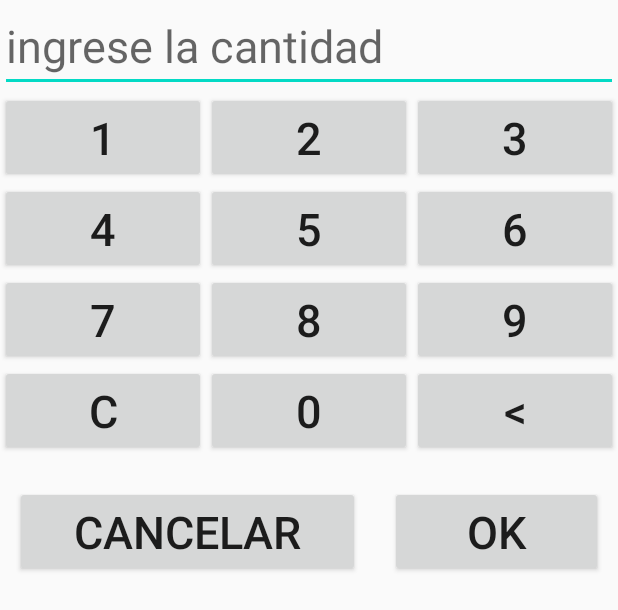
After one commit to raulest50/Irsum, an Android app: the layout fragment_mod_num_dialog.xml on its own in the app's theme, with its tools: preview values and no code run, on a phone screen of 412 x 824 dp. The commit adds this screen. Shown: the top 610 px of the screen. Run offline under Robolectric (Android 15) with nearby library versions, the phone set to English and light mode, and no system bars.

Commit message:
se agrego el dialogo modal para modificar la cantidad de cada item de recyclerView

```diff
--- a/app/src/main/res/layout/activity_main.xml
+++ b/app/src/main/res/layout/activity_main.xml
@@ -53,7 +53,7 @@
                     android:layout_width="wrap_content"
                     android:layout_height="wrap_content"
                     android:text="@string/btn_toolbar_imprimir"
-                    android:textSize="20dp"
+                    android:textSize="20sp"
                     app:drawableEndCompat="@drawable/ic_twotone_local_printshop_50"
                     app:layout_constraintBottom_toBottomOf="parent"
                     app:layout_constraintEnd_toStartOf="@+id/balysv_img_button"
--- /dev/null
+++ b/app/src/main/res/layout/fragment_mod_num_dialog.xml
@@ -0,0 +1,174 @@
+<?xml version="1.0" encoding="utf-8"?>
+<androidx.constraintlayout.widget.ConstraintLayout
+    xmlns:android="http://schemas.android.com/apk/res/android"
+    xmlns:app="http://schemas.android.com/apk/res-auto"
+    xmlns:tools="http://schemas.android.com/tools"
+    android:layout_width="match_parent"
+    android:layout_height="match_parent">
+
+    <LinearLayout
+        android:layout_width="match_parent"
+        android:layout_height="match_parent"
+        android:orientation="vertical"
+        tools:layout_editor_absoluteX="129dp"
+        tools:layout_editor_absoluteY="129dp">
+
+        <EditText
+            android:id="@+id/etCantidad"
+            android:layout_width="match_parent"
+            android:layout_height="wrap_content"
+            android:textSize="30sp"
+            android:hint="ingrese la cantidad"
+            android:inputType="number"/>
+
+        <LinearLayout
+            android:layout_width="match_parent"
+            android:layout_height="wrap_content"
+            android:orientation="horizontal">
+
+            <Button
+                android:id="@+id/btn_uno"
+                android:layout_width="wrap_content"
+                android:layout_height="wrap_content"
+                android:layout_weight="1"
+                android:textSize="30sp"
+                android:text="1" />
+
+            <Button
+                android:id="@+id/btn_dos"
+                android:layout_width="wrap_content"
+                android:layout_height="wrap_content"
+                android:layout_weight="1"
+                android:textSize="30sp"
+                android:text="2" />
+
+            <Button
+                android:id="@+id/btn_tres"
+                android:layout_width="wrap_content"
+                android:layout_height="wrap_content"
+                android:layout_weight="1"
+                android:textSize="30sp"
+                android:text="3" />
+        </LinearLayout>
+
+        <LinearLayout
+            android:layout_width="match_parent"
+            android:layout_height="wrap_content"
+            android:orientation="horizontal">
+
+            <Button
+                android:id="@+id/btn_cuatro"
+                android:layout_width="wrap_content"
+                android:layout_height="wrap_content"
+                android:layout_weight="1"
+                android:textSize="30sp"
+                android:text="4" />
+
+            <Button
+                android:id="@+id/btn_cinco"
+                android:layout_width="wrap_content"
+                android:layout_height="wrap_content"
+                android:layout_weight="1"
+                android:textSize="30sp"
+                android:text="5" />
+
+            <Button
+                android:id="@+id/btn_seis"
+                android:layout_width="wrap_content"
+                android:layout_height="wrap_content"
+                android:layout_weight="1"
+                android:textSize="30sp"
+                android:text="6" />
+        </LinearLayout>
+
+        <LinearLayout
+            android:layout_width="match_parent"
+            android:layout_height="wrap_content"
+            android:orientation="horizontal">
+
+            <Button
+                android:id="@+id/btn_siete"
+                android:layout_width="wrap_content"
+                android:layout_height="wrap_content"
+                android:layout_weight="1"
+                android:textSize="30sp"
+                android:text="7" />
+
+            <Button
+                android:id="@+id/btn_ocho"
+                android:layout_width="wrap_content"
+                android:layout_height="wrap_content"
+                android:layout_weight="1"
+                android:textSize="30sp"
+                android:text="8" />
+
+            <Button
+                android:id="@+id/btn_nueve"
+                android:layout_width="wrap_content"
+                android:layout_height="wrap_content"
+                android:layout_weight="1"
+                android:textSize="30sp"
+                android:text="9" />
+        </LinearLayout>
+
+        <LinearLayout
+            android:layout_width="match_parent"
+            android:layout_height="wrap_content"
+            android:orientation="horizontal">
+
+            <Button
+                android:id="@+id/btn_clear"
+                android:layout_width="wrap_content"
+                android:layout_height="wrap_content"
+                android:layout_weight="1"
+                android:textSize="30sp"
+                android:text="C" />
+
+            <Button
+                android:id="@+id/btn_cero"
+                android:layout_width="wrap_content"
+                android:layout_height="wrap_content"
+                android:layout_weight="1"
+                android:textSize="30sp"
+                android:text="0" />
+
+            <Button
+                android:id="@+id/btn_backspace"
+                android:layout_width="wrap_content"
+                android:layout_height="wrap_content"
+                android:layout_weight="1"
+                android:textSize="30sp"
+                android:text="&lt;" />
+
+        </LinearLayout>
+
+        <LinearLayout
+            android:layout_width="match_parent"
+            android:layout_height="wrap_content"
+            android:orientation="horizontal"
+            android:layout_marginTop="20dp"
+            android:layout_marginBottom="20dp"
+            android:paddingStart="10dp"
+            android:paddingEnd="10dp">
+
+            <Button
+                android:id="@+id/btn_cancel"
+                android:layout_width="wrap_content"
+                android:layout_height="wrap_content"
+                android:layout_weight="1"
+                android:layout_marginEnd="10dp"
+                android:textSize="30sp"
+                android:text="Cancelar" />
+
+            <Button
+                android:id="@+id/btn_ok"
+                android:layout_width="wrap_content"
+                android:layout_height="wrap_content"
+                android:layout_weight="1"
+                android:layout_marginStart="10dp"
+                android:textSize="30sp"
+                android:text="OK" />
+        </LinearLayout>
+    </LinearLayout>
+
+</androidx.constraintlayout.widget.ConstraintLayout>
```
Also changed, not shown: app/src/main/java/com/rendidor/irsum/HomeFragment.kt (+4 -5 lines), app/src/main/java/com/rendidor/irsum/ItemVentaAdapter.kt (+9 -4 lines), app/src/main/java/com/rendidor/irsum/fragmentDialogs/ModNumDialog.kt (added, +92 -0 lines), app/src/main/res/layout/fragment_home.xml (+15 -13 lines), app/src/main/res/values/stringHome.xml (+11 -1 lines).
